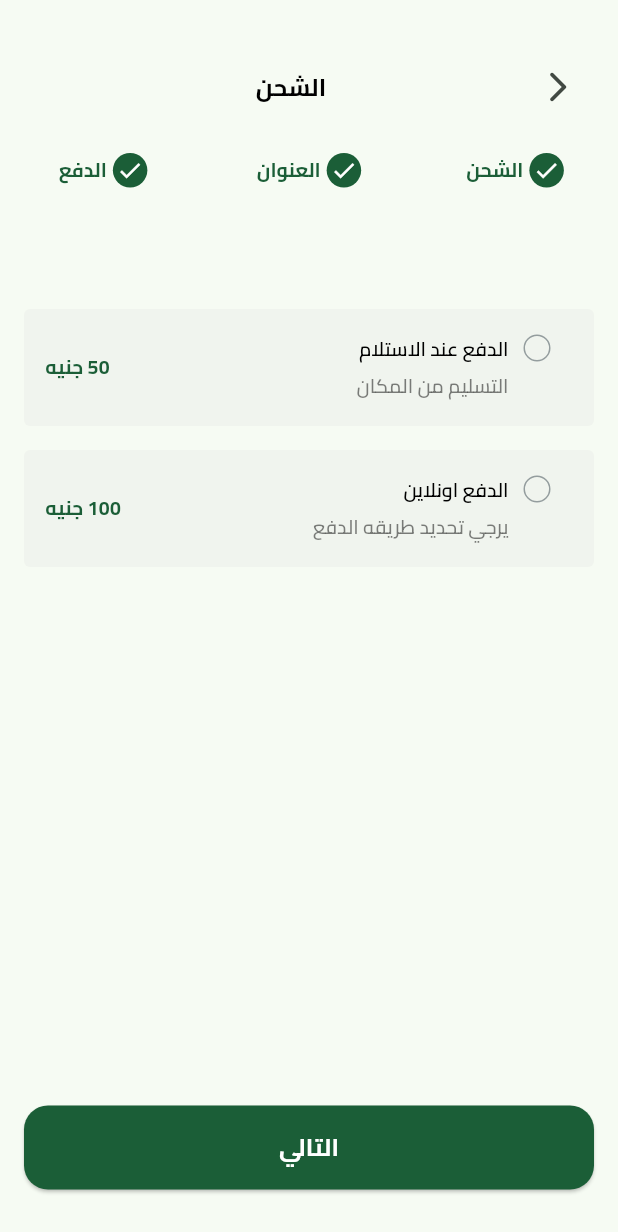
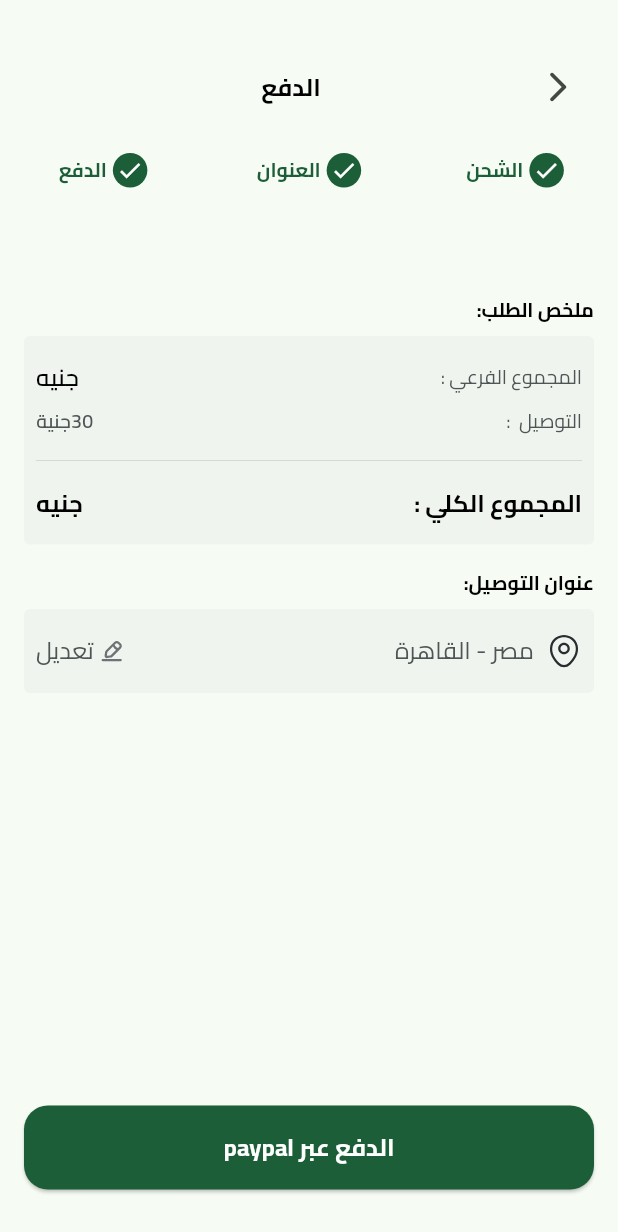
Before and after one commit to Karam-Salama/fruits_hup, a Flutter app: the CheckoutView screen opened directly, swiped to page 3, on a phone screen of 412 x 824 dp. Shown: the top 1232 px of the screen. Run offline on Flutter 3.47's test engine with Material 3 defaults, Android fonts, the phone set to English and light mode, and no system bars; our stand-ins replace bloc, cloud_firestore, dartz, dots_indicator, email_validator, equatable and 11 more; missing offline and left inert: flutter_facebook_auth; accounts and stored records are empty; statements that could not run were skipped; project files that could hold a hidden picture were left out.

Commit message:
Finish Totally state management of checkout Feature  - added order_endity  - added shipping_address_entity

```diff
--- a/lib/core/utils/app_assets.dart
+++ b/lib/core/utils/app_assets.dart
@@ -143,7 +143,8 @@ class Assets {
 
   /// Assets for assetsIconsCartActiveIcon
   /// assets/icons/cart_active_icon.svg
-  static const String assetsIconsCartActiveIcon = "assets/icons/cart_active.svg";
+  static const String assetsIconsCartActiveIcon =
+      "assets/icons/cart_active.svg";
 
   /// Assets for assetsIconsCategory
   /// assets/icons/category.svg
@@ -151,7 +152,8 @@ class Assets {
 
   /// Assets for assetsIconsCategoryActiveIcon
   /// assets/icons/category_active_icon.svg
-  static const String assetsIconsCategoryActiveIcon = "assets/icons/category_active.svg";
+  static const String assetsIconsCategoryActiveIcon =
+      "assets/icons/category_active.svg";
 
   /// Assets for assetsIconsHome
   /// assets/icons/home.svg
@@ -159,15 +161,17 @@ class Assets {
 
   /// Assets for assetsIconsHomeActiveIcon
   /// assets/icons/home_active_icon.svg
-  static const String assetsIconsHomeActiveIcon = "assets/icons/home_active.svg";
+  static const String assetsIconsHomeActiveIcon =
+      "assets/icons/home_active.svg";
 
-    /// Assets for assetsIconsPerson
+  /// Assets for assetsIconsPerson
   /// assets/icons/person.svg
   static const String assetsIconsPerson = "assets/icons/person.svg";
 
   /// Assets for assetsIconsPersonActiveIcon
   /// assets/icons/person_active_icon.svg
-  static const String assetsIconsPersonActiveIcon = "assets/icons/person_active.svg";
+  static const String assetsIconsPersonActiveIcon =
+      "assets/icons/person_active.svg";
 
   /// Assets for assetsIconsData
   /// assets/icons/data.svg
@@ -176,4 +180,11 @@ class Assets {
   /// Assets for assetsIconsDataActiveIcon
   /// assets/icons/data_active_icon.svg
   static const String assetsIconsTrashIcon = "assets/images/trash.svg";
+
+  /// Assets for assetsIconsLocationIcon
+  /// assets/images/imagesLocation.svg
+  static const String assetsIconsLocationIcon =
+      "assets/images/imagesLocation.svg";
+
+  static const String imagesEdit = "assets/images/imagesEdit.svg";
 }
--- a/lib/core/utils/app_colors.dart
+++ b/lib/core/utils/app_colors.dart
@@ -19,4 +19,5 @@ abstract class AppColors {
   static const Color yellowColor = Color(0xFFFDD835);
   static const Color orangeColor = Color(0xFFF4A91F);
   static const Color lighterGreen = Color(0xFFEBF9F1);
+
 }
--- /dev/null
+++ b/lib/core/utils/app_decorations.dart
@@ -0,0 +1,10 @@
+import 'package:flutter/material.dart';
+
+abstract class AppDecorations {
+  static var greyBoxDecoration = ShapeDecoration(
+    color: const Color(0x33D9D9D9),
+    shape: RoundedRectangleBorder(
+      borderRadius: BorderRadius.circular(4),
+    ),
+  );
+}
--- a/lib/core/utils/app_strings.dart
+++ b/lib/core/utils/app_strings.dart
@@ -68,6 +68,14 @@ abstract class AppStrings {
   static const String floor = 'رقم الطابق , رقم الشقه ..';
   static const String phone = 'رقم الهاتف';
 
+  static const String orderSummary = 'ملخص الطلب';
+  static const String subTotal = 'المجموع الفرعي :';
+  static const String total = 'المجموع الكلي :';
+  static const String ordering = 'التوصيل  :';
+  static const String orderingAddress = 'عنوان التوصيل';
+  static const String edit = 'تعديل';
+
+  static const String paymentMethod = 'الدفع عبر paypal';
 }
 
 class FirebaseCollectionName {}
--- a/lib/core/utils/app_text_styles.dart
+++ b/lib/core/utils/app_text_styles.dart
@@ -61,5 +61,12 @@ abstract class AppTextStyle {
     color: AppColors.orangeColor,
   );
 
+  static final Cairo400style16 = const TextStyle(
+    fontFamily: 'Cairo',
+    fontWeight: FontWeight.w400,
+    fontSize: 16,
+    color: AppColors.darkGreyColor,
+  );
+
 
 }
--- /dev/null
+++ b/lib/modules/checkout/domain/entities/order_entity.dart
@@ -0,0 +1,14 @@
+import '../../../cart/domain/entities/cart_item_entity.dart';
+import 'shipping_address_entity.dart';
+
+class OrderEntity {
+  final List<CartItemEntity> cartItems;
+  final bool payWithCash;
+  final ShippingAddressEntity shippingAddress;
+
+  OrderEntity(
+    this.cartItems,
+    this.payWithCash,
+    this.shippingAddress,
+  );
+}
--- /dev/null
+++ b/lib/modules/checkout/domain/entities/shipping_address_entity.dart
@@ -0,0 +1,22 @@
+class ShippingAddressEntity {
+  String? name;
+  String? phone;
+  String? address;
+  String? city;
+  String? email;
+  String? floor;
+
+  ShippingAddressEntity({
+    this.name,
+    this.phone,
+    this.address,
+    this.floor,
+    this.city,
+    this.email,
+  });
+
+  @override
+  String toString() {
+    return '$address $floor $city';
+  }
+}
--- a/lib/modules/checkout/presentation/widgets/checkout_steps_page_view.dart
+++ b/lib/modules/checkout/presentation/widgets/checkout_steps_page_view.dart
@@ -2,6 +2,7 @@ import 'package:flutter/foundation.dart';
 import 'package:flutter/material.dart';
 
 import 'address_input_section.dart';
+import 'payment_section.dart';
 import 'shipping_section.dart';
 
 class CheckoutStepsPageView extends StatelessWidget {
@@ -41,7 +42,9 @@ class CheckoutStepsPageView extends StatelessWidget {
         formKey: formKey,
         valueListenable: valueListenable,
       ),
-      const ShippingSection(),
+      PaymentSection(
+        pageController: pageController,
+      ),
     ];
   }
 }
--- a/lib/modules/checkout/presentation/widgets/checkout_view_body.dart
+++ b/lib/modules/checkout/presentation/widgets/checkout_view_body.dart
@@ -46,13 +46,17 @@ class _CheckoutViewBodyState extends State<CheckoutViewBody> {
         const SliverToBoxAdapter(child: SizedBox(height: 30)),
         //! AppBar
         SliverToBoxAdapter(
-          child: CustomCheckoutAppBar(title: AppStrings.shipping),
+          child: CustomCheckoutAppBar(
+              title: getCurrentPageTitle(currentPageIndex)),
         ),
         const SliverToBoxAdapter(child: SizedBox(height: 16)),
         //! Checkout Steps
         SliverToBoxAdapter(
           child: CheckoutSteps(
-            onTap: (value) {},
+            onTap: (value) {
+              pageController.animateToPage(value,
+                  duration: Duration(milliseconds: 300), curve: Curves.easeIn);
+            },
             pageController: pageController,
             currentPageIndex: currentPageIndex,
           ),
@@ -67,6 +71,7 @@ class _CheckoutViewBodyState extends State<CheckoutViewBody> {
           ),
         ),
         const SliverToBoxAdapter(child: SizedBox(height: 32)),
+        //! Checkout Next button
         SliverToBoxAdapter(
             child: CustomButton(
           mainAxisAlignment: MainAxisAlignment.center,
@@ -76,11 +81,37 @@ class _CheckoutViewBodyState extends State<CheckoutViewBody> {
               curve: Curves.easeIn,
             );
           },
-          text: AppStrings.next,
+          text: getNextButtonText(currentPageIndex),
           style: AppTextStyle.Cairo700style16,
           padding: 16,
         )),
       ],
     );
   }
+
+  String getCurrentPageTitle(int currentPageIndex) {
+    switch (currentPageIndex) {
+      case 0:
+        return AppStrings.shipping;
+      case 1:
+        return AppStrings.address;
+      case 2:
+        return AppStrings.payment;
+      default:
+        return AppStrings.shipping;
+    }
+  }
+
+  String getNextButtonText(int currentPageIndex) {
+    switch (currentPageIndex) {
+      case 0:
+        return AppStrings.next;
+      case 1:
+        return AppStrings.next;
+      case 2:
+        return AppStrings.paymentMethod;
+      default:
+        return AppStrings.next;
+    }
+  }
 }
--- /dev/null
+++ b/lib/modules/checkout/presentation/widgets/order_summry_widget.dart
@@ -0,0 +1,92 @@
+import 'package:flutter/material.dart';
+import 'package:fruits_hup/core/utils/app_colors.dart';
+import 'package:fruits_hup/core/utils/app_strings.dart';
+import '../../../../core/utils/app_text_styles.dart';
+import 'payment_item.dart';
+
+class OrderSummryWidget extends StatelessWidget {
+  const OrderSummryWidget({
+    super.key,
+  });
+
+  @override
+  Widget build(BuildContext context) {
+    return Column(
+      children: [
+        PaymentItem(
+          tile: AppStrings.orderSummary,
+          child: Column(
+            children: [
+              Row(
+                children: [
+                  Text(
+                    AppStrings.subTotal,
+                    style: AppTextStyle.Cairo400style13.copyWith(
+                      color: AppColors.darkGreyColor,
+                    ),
+                  ),
+                  const Spacer(),
+                  Text(
+                    'جنيه',
+                    textAlign: TextAlign.right,
+                    style: AppTextStyle.Cairo600style16.copyWith(
+                      color: AppColors.blackColor,
+                    ),
+                  )
+                ],
+              ),
+              const SizedBox(
+                height: 8,
+              ),
+              Row(
+                children: [
+                  Text(
+                    AppStrings.ordering,
+                    style: AppTextStyle.Cairo400style13.copyWith(
+                      color: AppColors.darkGreyColor,
+                    ),
+                  ),
+                  const Spacer(),
+                  Text(
+                    '30جنية',
+                    textAlign: TextAlign.right,
+                    style: AppTextStyle.Cairo600style13.copyWith(
+                      color: AppColors.darkGreyColor,
+                    ),
+                  )
+                ],
+              ),
+              const SizedBox(
+                height: 9,
+              ),
+              const Divider(
+                thickness: .5,
+                color: Color(0xFFCACECE),
+              ),
+              const SizedBox(
+                height: 9,
+              ),
+              Row(
+                children: [
+                  Text(
+                    AppStrings.total,
+                    style: AppTextStyle.Cairo700style16.copyWith(
+                      color: AppColors.blackColor,
+                    ),
+                  ),
+                  const Spacer(),
+                  Text(
+                    ' جنيه',
+                    style: AppTextStyle.Cairo700style16.copyWith(
+                      color: AppColors.blackColor,
+                    ),
+                  )
+                ],
+              ),
+            ],
+          ),
+        ),
+      ],
+    );
+  }
+}
--- /dev/null
+++ b/lib/modules/checkout/presentation/widgets/payment_item.dart
@@ -0,0 +1,34 @@
+import 'package:flutter/material.dart';
+
+import '../../../../core/utils/app_colors.dart';
+import '../../../../core/utils/app_decorations.dart';
+import '../../../../core/utils/app_text_styles.dart';
+
+class PaymentItem extends StatelessWidget {
+  const PaymentItem({super.key, required this.tile, required this.child});
+
+  final String tile;
+  final Widget child;
+  @override
+  Widget build(BuildContext context) {
+    return Padding(
+      padding: const EdgeInsets.symmetric(horizontal: 16.0),
+      child: Column(
+        crossAxisAlignment: CrossAxisAlignment.start,
+        children: [
+          Text(
+            '$tile:',
+            style: AppTextStyle.Cairo700style13.copyWith(
+                color: AppColors.blackColor),
+          ),
+          const SizedBox(height: 8),
+          Container(
+            padding: const EdgeInsets.symmetric(vertical: 16, horizontal: 8),
+            decoration: AppDecorations.greyBoxDecoration,
+            child: child,
+          ),
+        ],
+      ),
+    );
+  }
+}
--- /dev/null
+++ b/lib/modules/checkout/presentation/widgets/payment_section.dart
@@ -0,0 +1,22 @@
+import 'package:flutter/material.dart';
+
+import 'order_summry_widget.dart';
+import 'shipping_address_widget.dart';
+
+class PaymentSection extends StatelessWidget {
+  final PageController pageController;
+  const PaymentSection({
+    super.key,
+    required this.pageController,
+  });
+
+  @override
+  Widget build(BuildContext context) {
+    return Column(children: [
+      const SizedBox(height: 24),
+      const OrderSummryWidget(),
+      const SizedBox(height: 16),
+      ShippingAddressWidget( pageController: pageController)
+    ]);
+  }
+}
--- /dev/null
+++ b/lib/modules/checkout/presentation/widgets/shipping_address_widget.dart
@@ -0,0 +1,56 @@
+import 'package:flutter/material.dart';
+import 'package:flutter_svg/flutter_svg.dart';
+import 'package:fruits_hup/core/utils/app_strings.dart';
+import '../../../../core/utils/app_assets.dart';
+import '../../../../core/utils/app_text_styles.dart';
+import 'payment_item.dart';
+
+class ShippingAddressWidget extends StatelessWidget {
+  const ShippingAddressWidget({
+    super.key,
+    required this.pageController,
+  });
+
+  final PageController pageController;
+  @override
+  Widget build(BuildContext context) {
+    return PaymentItem(
+      tile: AppStrings.orderingAddress,
+      child: Row(
+        children: [
+          SvgPicture.asset(
+            Assets.assetsIconsLocationIcon,
+          ),
+          const SizedBox(
+            width: 8,
+          ),
+          Text('مصر - القاهرة',
+              textAlign: TextAlign.right, style: AppTextStyle.Cairo400style16),
+          const Spacer(),
+          GestureDetector(
+            onTap: () {
+              pageController.animateToPage(
+                1,
+                duration: const Duration(milliseconds: 300),
+                curve: Curves.easeIn,
+              );
+            },
+            child: SizedBox(
+              child: Row(
+                children: [
+                  SvgPicture.asset(
+                    Assets.imagesEdit,
+                  ),
+                  const SizedBox(
+                    width: 4,
+                  ),
+                  Text(AppStrings.edit, style: AppTextStyle.Cairo400style16)
+                ],
+              ),
+            ),
+          )
+        ],
+      ),
+    );
+  }
+}
```
Also changed, not shown: assets/images/imagesEdit.svg (added), assets/images/imagesLocation.svg (added).
